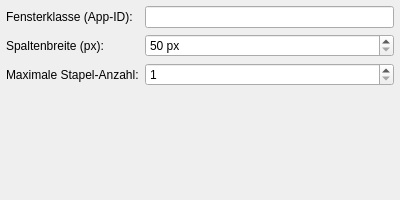
KrokusPokus/mkFolderWidget, file kwin/mkFolderWidgetTiler/contents/ui/config.ui: the form before one commit.
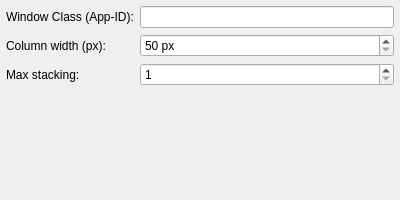
The form after the commit.

What changed in the file:
```diff
--- a/kwin/mkFolderWidgetTiler/contents/ui/config.ui
+++ b/kwin/mkFolderWidgetTiler/contents/ui/config.ui
@@ -35,7 +35,7 @@
    <item row="0" column="0">
     <widget class="QLabel" name="labelWindowClass">
      <property name="text">
-      <string>Fensterklasse (App-ID):</string>
+      <string>Window Class (App-ID):</string>
      </property>
     </widget>
    </item>
@@ -49,7 +49,7 @@
    <item row="1" column="0">
     <widget class="QLabel" name="labelColumnWidth">
      <property name="text">
-      <string>Spaltenbreite (px):</string>
+      <string>Column width (px):</string>
      </property>
     </widget>
    </item>
@@ -69,7 +69,7 @@
    <item row="2" column="0">
     <widget class="QLabel" name="labelMaxStack">
      <property name="text">
-      <string>Maximale Stapel-Anzahl:</string>
+      <string>Max stacking:</string>
      </property>
     </widget>
    </item>
```
Left out of the diff: 2 changed lines with no effect on the pictures.
